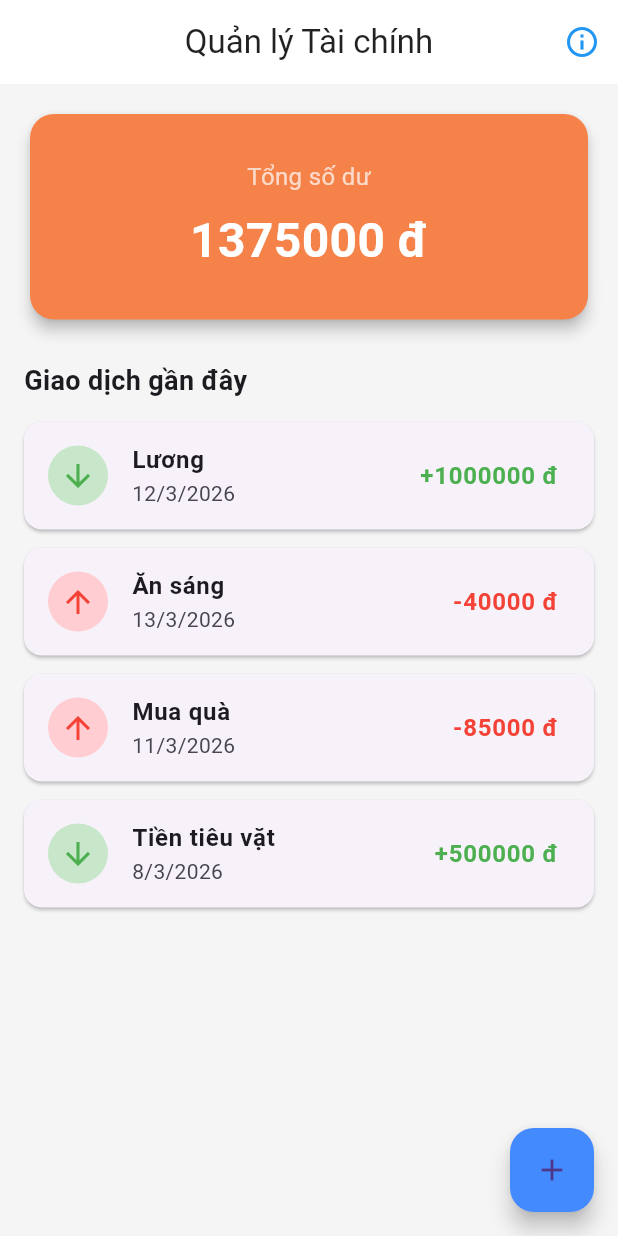
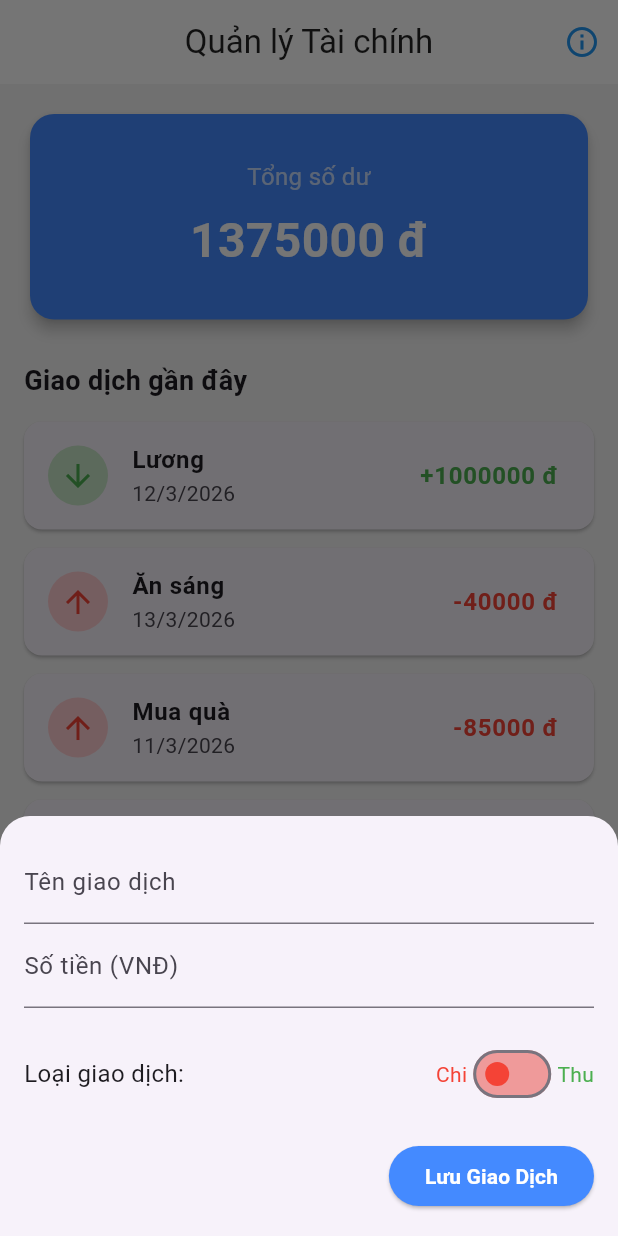
Before and after one commit to buituan3305/2025_2_LTTBDD_N03_Nhom_28, a Flutter app: the screen it shows after launch, after a tap on the "add" icon, on a phone screen of 412 x 824 dp. Run offline on Flutter 3.47's test engine with Material 3 defaults, Android fonts, the phone set to English and light mode, and no system bars.

Commit message:
tạo danh sách nhập và button

```diff
--- a/lib/screens/home_screen.dart
+++ b/lib/screens/home_screen.dart
@@ -3,6 +3,7 @@
 import 'package:flutter/material.dart';
 import '../models/mock_data.dart';
 import '../models/transaction.dart';
+import '../widgets/new_transaction.dart';
 
 class HomeScreen extends StatefulWidget {
   @override
@@ -10,7 +11,7 @@ class HomeScreen extends StatefulWidget {
 }
 
 class _HomeScreenState extends State<HomeScreen> {
-  // Hàm tính tổng số dư hiện tại
+  // Hàm tính tổng số dư
   double get _totalBalance {
     double total = 0;
     for (var tx in mockTransactions) {
@@ -23,11 +24,39 @@ class _HomeScreenState extends State<HomeScreen> {
     return total;
   }
 
+  // Hàm thêm giao dịch mới
+  void _addNewTransaction(String txTitle, double txAmount, bool isIncome) {
+    final newTx = Transaction(
+      id: DateTime.now().toString(),
+      title: txTitle,
+      amount: txAmount,
+      date: DateTime.now(),
+      isIncome: isIncome,
+    );
+
+    setState(() {
+      mockTransactions.insert(0, newTx); // Chèn lên đầu danh sách
+    });
+  }
+
+  // Hàm mở Bottom Sheet (Form nhập liệu)
+  void _startAddNewTransaction(BuildContext ctx) {
+    showModalBottomSheet(
+      context: ctx,
+      isScrollControlled: true,
+      shape: RoundedRectangleBorder(
+        borderRadius: BorderRadius.vertical(top: Radius.circular(20)),
+      ),
+      builder: (_) {
+        return NewTransaction(_addNewTransaction);
+      },
+    );
+  }
+
   @override
   Widget build(BuildContext context) {
     return Scaffold(
-      backgroundColor:
-          Colors.grey[100], // Màu nền xám nhạt giúp các Card nổi bật hơn
+      backgroundColor: Colors.grey[100],
       appBar: AppBar(
         title: Text(
           'Quản lý Tài chính',
@@ -40,14 +69,14 @@ class _HomeScreenState extends State<HomeScreen> {
           IconButton(
             icon: Icon(Icons.info_outline, color: Colors.blue),
             onPressed: () {
-              // Chuyển sang trang Thông tin nhóm (làm ở phần sau)
+              // Chuyển sang trang Thông tin nhóm
             },
           ),
         ],
       ),
       body: Column(
         children: [
-          // Phần 1: Thẻ Tổng số dư (Dashboard Card)
+          // Thẻ Tổng số dư
           Container(
             width: double.infinity,
             padding: EdgeInsets.all(16),
@@ -56,7 +85,7 @@ class _HomeScreenState extends State<HomeScreen> {
               shape: RoundedRectangleBorder(
                 borderRadius: BorderRadius.circular(16),
               ),
-              color: const Color.fromARGB(255, 245, 130, 73),
+              color: Colors.blueAccent,
               child: Padding(
                 padding: EdgeInsets.symmetric(vertical: 30, horizontal: 20),
                 child: Column(
@@ -67,7 +96,7 @@ class _HomeScreenState extends State<HomeScreen> {
                     ),
                     SizedBox(height: 8),
                     Text(
-                      '${_totalBalance.toStringAsFixed(0)} đ', // Format hiển thị tiền
+                      '${_totalBalance.toStringAsFixed(0)} đ',
                       style: TextStyle(
                         color: Colors.white,
                         fontSize: 32,
@@ -80,7 +109,7 @@ class _HomeScreenState extends State<HomeScreen> {
             ),
           ),
 
-          // Phần 2: Tiêu đề Danh sách
+          // Tiêu đề danh sách
           Padding(
             padding: EdgeInsets.symmetric(horizontal: 16, vertical: 8),
             child: Row(
@@ -94,7 +123,7 @@ class _HomeScreenState extends State<HomeScreen> {
             ),
           ),
 
-          // Phần 3: Danh sách giao dịch (ListView)
+          // Danh sách giao dịch ListView
           Expanded(
             child: ListView.builder(
               itemCount: mockTransactions.length,
@@ -137,12 +166,8 @@ class _HomeScreenState extends State<HomeScreen> {
           ),
         ],
       ),
-
-      // Nút Thêm giao dịch (Floating Action Button)
       floatingActionButton: FloatingActionButton(
-        onPressed: () {
-          // Mở form thêm giao dịch (làm ở phần sau)
-        },
+        onPressed: () => _startAddNewTransaction(context),
         child: Icon(Icons.add),
         backgroundColor: Colors.blueAccent,
       ),
--- /dev/null
+++ b/lib/widgets/new_transaction.dart
@@ -0,0 +1,99 @@
+import 'package:flutter/material.dart';
+
+class NewTransaction extends StatefulWidget {
+  final Function addTx; // Hàm nhận từ màn hình chính để thêm dữ liệu
+
+  NewTransaction(this.addTx);
+
+  @override
+  _NewTransactionState createState() => _NewTransactionState();
+}
+
+class _NewTransactionState extends State<NewTransaction> {
+  final _titleController = TextEditingController();
+  final _amountController = TextEditingController();
+  bool _isIncome = false; // Mặc định nút chọn là "Khoản Chi"
+
+  void _submitData() {
+    final enteredTitle = _titleController.text;
+    final enteredAmount = double.tryParse(_amountController.text) ?? 0;
+
+    // Validate: Bắt lỗi nếu người dùng không nhập gì hoặc nhập số âm
+    if (enteredTitle.isEmpty || enteredAmount <= 0) {
+      return;
+    }
+
+    // Gọi hàm addTx được truyền từ HomeScreen
+    widget.addTx(enteredTitle, enteredAmount, _isIncome);
+
+    // Đóng Bottom Sheet lại sau khi lưu thành công
+    Navigator.of(context).pop();
+  }
+
+  @override
+  Widget build(BuildContext context) {
+    return SingleChildScrollView(
+      child: Container(
+        padding: EdgeInsets.only(
+          top: 16,
+          left: 16,
+          right: 16,
+          bottom: MediaQuery.of(context).viewInsets.bottom + 16,
+        ),
+        child: Column(
+          crossAxisAlignment: CrossAxisAlignment.end,
+          mainAxisSize: MainAxisSize.min,
+          children: [
+            TextField(
+              decoration: InputDecoration(labelText: 'Tên giao dịch'),
+              controller: _titleController,
+              onSubmitted: (_) => _submitData(),
+            ),
+            TextField(
+              decoration: InputDecoration(labelText: 'Số tiền (VNĐ)'),
+              controller: _amountController,
+              keyboardType: TextInputType.number,
+              onSubmitted: (_) => _submitData(),
+            ),
+            SizedBox(height: 20),
+            Row(
+              mainAxisAlignment: MainAxisAlignment.spaceBetween,
+              children: [
+                Text('Loại giao dịch:', style: TextStyle(fontSize: 16)),
+                Row(
+                  children: [
+                    Text('Chi', style: TextStyle(color: Colors.red)),
+                    Switch(
+                      value: _isIncome,
+                      activeColor: Colors.green,
+                      inactiveThumbColor: Colors.red,
+                      inactiveTrackColor: Colors.red[200],
+                      onChanged: (val) {
+                        setState(() {
+                          _isIncome = val;
+                        });
+                      },
+                    ),
+                    Text('Thu', style: TextStyle(color: Colors.green)),
+                  ],
+                ),
+              ],
+            ),
+            SizedBox(height: 20),
+            ElevatedButton(
+              child: Text(
+                'Lưu Giao Dịch',
+                style: TextStyle(fontWeight: FontWeight.bold),
+              ),
+              style: ElevatedButton.styleFrom(
+                backgroundColor: Colors.blueAccent,
+                foregroundColor: Colors.white,
+              ),
+              onPressed: _submitData,
+            ),
+          ],
+        ),
+      ),
+    );
+  }
+}
```
